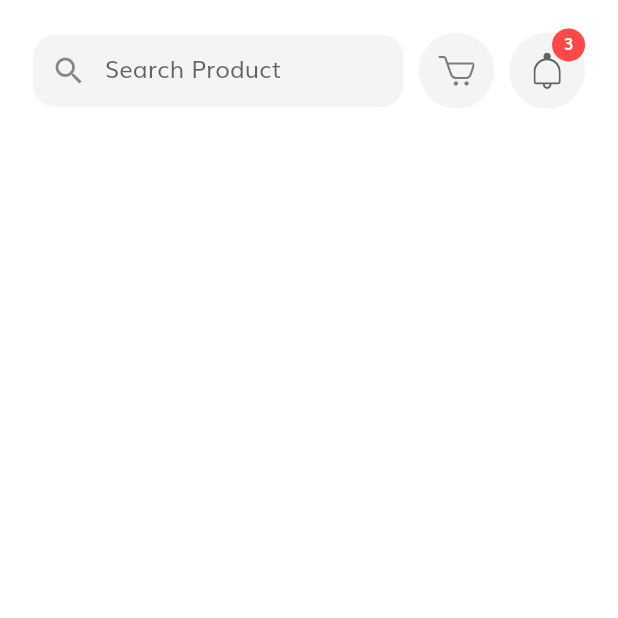
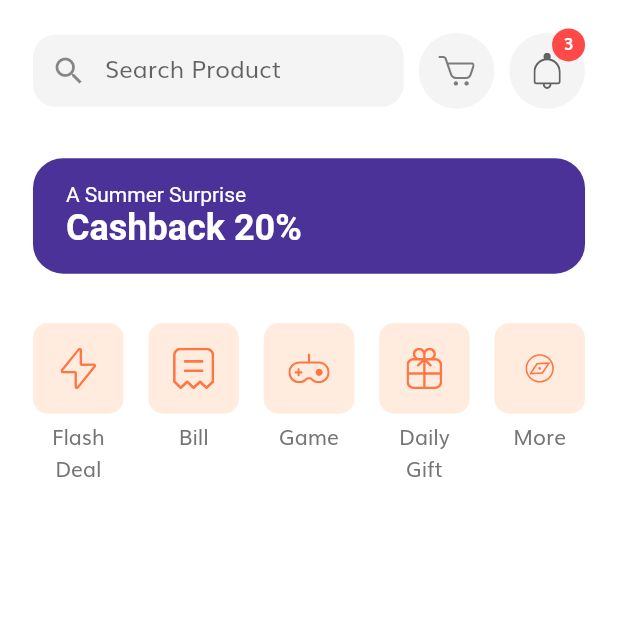
Before and after one commit to cmobiledev5/Ecommerce_Mobile_Flutter-IOS-Android, a Flutter app: the HomeScreen screen opened by its route, on a phone screen of 412 x 824 dp, the top half of it. Run offline on Flutter 3.47's test engine with Material 2 defaults, Android fonts, the phone set to English and light mode, and no system bars; our stand-ins replace flutter_svg, pin_code_fields.

Commit message:
added Categories Buttons to HomeScreen

```diff
--- a/lib/screens/home/components/body.dart
+++ b/lib/screens/home/components/body.dart
@@ -1,7 +1,8 @@
-import 'package:e_commerce_app_flutter/constants.dart';
 import 'package:e_commerce_app_flutter/size_config.dart';
 import 'package:flutter/material.dart';
-import '../../../components/icon_button_with_counter.dart';
+import '../components/home_header.dart';
+import '../components/discount_banner.dart';
+import '../components/categories.dart';
 
 class Body extends StatelessWidget {
   @override
@@ -14,43 +15,11 @@ class Body extends StatelessWidget {
           child: Column(
             children: [
               SizedBox(height: getProportionateScreenWidth(20)),
-              Row(
-                mainAxisAlignment: MainAxisAlignment.spaceBetween,
-                children: [
-                  Container(
-                    width: SizeConfig.screenWidth * 0.6,
-                    decoration: BoxDecoration(
-                      color: kSecondaryColor.withOpacity(0.1),
-                      borderRadius: BorderRadius.circular(15),
-                    ),
-                    child: TextField(
-                      decoration: InputDecoration(
-                        enabledBorder: InputBorder.none,
-                        focusedBorder: InputBorder.none,
-                        hintText: "Search Product",
-                        prefixIcon: Icon(Icons.search),
-                        contentPadding: EdgeInsets.symmetric(
-                            horizontal: getProportionateScreenWidth(20),
-                            vertical: getProportionateScreenWidth(9)),
-                      ),
-                      onSubmitted: (value) {
-                        // process the search query
-                        print("Search query for: $value");
-                      },
-                    ),
-                  ),
-                  IconButtonWithCounter(
-                    svgSrc: "assets/icons/Cart Icon.svg",
-                    numOfItems: 0,
-                    press: () {},
-                  ),
-                  IconButtonWithCounter(
-                    svgSrc: "assets/icons/Bell.svg",
-                    numOfItems: 3,
-                    press: () {},
-                  ),
-                ],
-              ),
+              HomeHeader(),
+              SizedBox(height: getProportionateScreenWidth(30)),
+              DiscountBanner(),
+              SizedBox(height: getProportionateScreenWidth(30)),
+              Categories(),
             ],
           ),
         ),
--- /dev/null
+++ b/lib/screens/home/components/categories.dart
@@ -0,0 +1,71 @@
+import 'package:flutter/material.dart';
+import 'package:flutter_svg/svg.dart';
+
+import '../../../size_config.dart';
+
+class Categories extends StatelessWidget {
+  final List<Map<String, dynamic>> categories = [
+    {"icon": "assets/icons/Flash Icon.svg", "text": "Flash Deal"},
+    {"icon": "assets/icons/Bill Icon.svg", "text": "Bill"},
+    {"icon": "assets/icons/Game Icon.svg", "text": "Game"},
+    {"icon": "assets/icons/Gift Icon.svg", "text": "Daily Gift"},
+    {"icon": "assets/icons/Discover.svg", "text": "More"},
+  ];
+  @override
+  Widget build(BuildContext context) {
+    return Row(
+      mainAxisAlignment: MainAxisAlignment.spaceBetween,
+      crossAxisAlignment: CrossAxisAlignment.start,
+      children: List.generate(
+        categories.length,
+        (index) => CategoryCard(
+          icon: categories[index]["icon"],
+          text: categories[index]["text"],
+          press: () {},
+        ),
+      ),
+    );
+  }
+}
+
+class CategoryCard extends StatelessWidget {
+  final String icon;
+  final String text;
+  final GestureTapCallback press;
+  const CategoryCard({
+    Key key,
+    @required this.icon,
+    @required this.text,
+    @required this.press,
+  }) : super(key: key);
+
+  @override
+  Widget build(BuildContext context) {
+    return GestureDetector(
+      onTap: press,
+      child: SizedBox(
+        width: getProportionateScreenWidth(55),
+        child: Column(
+          children: [
+            AspectRatio(
+              aspectRatio: 1,
+              child: Container(
+                padding: EdgeInsets.all(getProportionateScreenWidth(15)),
+                decoration: BoxDecoration(
+                  color: Color(0xFFFFECDF),
+                  borderRadius: BorderRadius.circular(10),
+                ),
+                child: SvgPicture.asset(icon),
+              ),
+            ),
+            const SizedBox(height: 5),
+            Text(
+              text,
+              textAlign: TextAlign.center,
+            ),
+          ],
+        ),
+      ),
+    );
+  }
+}
--- /dev/null
+++ b/lib/screens/home/components/discount_banner.dart
@@ -0,0 +1,38 @@
+import 'package:flutter/material.dart';
+
+import '../../../size_config.dart';
+
+class DiscountBanner extends StatelessWidget {
+  const DiscountBanner({
+    Key key,
+  }) : super(key: key);
+
+  @override
+  Widget build(BuildContext context) {
+    return Container(
+      padding: EdgeInsets.symmetric(
+        horizontal: getProportionateScreenWidth(20),
+        vertical: getProportionateScreenWidth(15),
+      ),
+      width: double.infinity,
+      decoration: BoxDecoration(
+        color: Color(0xFF4A3298),
+        borderRadius: BorderRadius.circular(20),
+      ),
+      child: Text.rich(
+        TextSpan(
+            text: "A Summer Surprise\n",
+            style: TextStyle(color: Colors.white),
+            children: [
+              TextSpan(
+                text: "Cashback 20%",
+                style: TextStyle(
+                  fontSize: 24,
+                  fontWeight: FontWeight.bold,
+                ),
+              ),
+            ]),
+      ),
+    );
+  }
+}
--- /dev/null
+++ b/lib/screens/home/components/home_header.dart
@@ -0,0 +1,29 @@
+import 'package:flutter/material.dart';
+import '../components/search_field.dart';
+import '../../../components/icon_button_with_counter.dart';
+
+class HomeHeader extends StatelessWidget {
+  const HomeHeader({
+    Key key,
+  }) : super(key: key);
+
+  @override
+  Widget build(BuildContext context) {
+    return Row(
+      mainAxisAlignment: MainAxisAlignment.spaceBetween,
+      children: [
+        SearchField(),
+        IconButtonWithCounter(
+          svgSrc: "assets/icons/Cart Icon.svg",
+          numOfItems: 0,
+          press: () {},
+        ),
+        IconButtonWithCounter(
+          svgSrc: "assets/icons/Bell.svg",
+          numOfItems: 3,
+          press: () {},
+        ),
+      ],
+    );
+  }
+}
--- /dev/null
+++ b/lib/screens/home/components/search_field.dart
@@ -0,0 +1,36 @@
+import 'package:flutter/material.dart';
+
+import '../../../constants.dart';
+import '../../../size_config.dart';
+
+class SearchField extends StatelessWidget {
+  const SearchField({
+    Key key,
+  }) : super(key: key);
+
+  @override
+  Widget build(BuildContext context) {
+    return Container(
+      width: SizeConfig.screenWidth * 0.6,
+      decoration: BoxDecoration(
+        color: kSecondaryColor.withOpacity(0.1),
+        borderRadius: BorderRadius.circular(15),
+      ),
+      child: TextField(
+        decoration: InputDecoration(
+          enabledBorder: InputBorder.none,
+          focusedBorder: InputBorder.none,
+          hintText: "Search Product",
+          prefixIcon: Icon(Icons.search),
+          contentPadding: EdgeInsets.symmetric(
+              horizontal: getProportionateScreenWidth(20),
+              vertical: getProportionateScreenWidth(9)),
+        ),
+        onSubmitted: (value) {
+          // process the search query
+          print("Search query for: $value");
+        },
+      ),
+    );
+  }
+}
```
